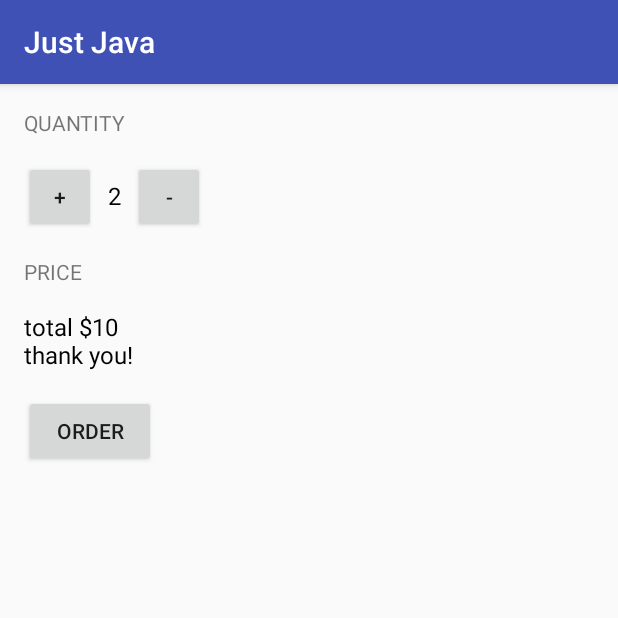
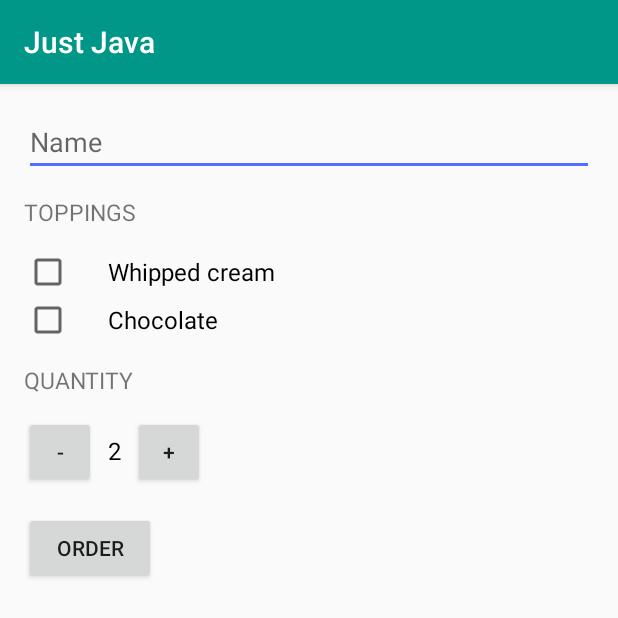
Before and after one commit to KimJunki/JustJava, an Android app: the screen it shows after launch (MainActivity), after a tap on "ORDER", on a phone screen of 412 x 824 dp, the top half of it. Run offline under Robolectric (Android 15) with nearby library versions, the phone set to English and light mode, and no system bars.

Commit message:
lessons3

```diff
--- a/app/src/main/java/com/example/android/justjava/MainActivity.java
+++ b/app/src/main/java/com/example/android/justjava/MainActivity.java
@@ -1,9 +1,15 @@
 package com.example.android.justjava;
 
+import android.content.Intent;
+import android.net.Uri;
 import android.os.Bundle;
 import android.support.v7.app.ActionBarActivity;
+import android.util.Log;
 import android.view.View;
+import android.widget.CheckBox;
+import android.widget.EditText;
 import android.widget.TextView;
+import android.widget.Toast;
 
 import java.text.NumberFormat;
 
@@ -21,11 +27,19 @@ public class MainActivity extends ActionBarActivity {
     }
 
     public void increment(View view) {
+        if (numberOfCoffees == 100) {
+            Toast.makeText(this, "you cannot have more than 100 coffees", Toast.LENGTH_SHORT).show();
+            return;
+        }
         numberOfCoffees= numberOfCoffees + 1;
         display(numberOfCoffees);
     }
 
     public void decrement(View view) {
+        if (numberOfCoffees == 1) {
+            Toast.makeText(this, "you cannot have less than 1 coffees", Toast.LENGTH_SHORT).show();
+            return;
+        }
         numberOfCoffees = numberOfCoffees - 1;
         display(numberOfCoffees);
     }
@@ -34,10 +48,55 @@ public class MainActivity extends ActionBarActivity {
      * This method is called when the order button is clicked.
      */
     public void submitOrder(View view) {
-        int price = numberOfCoffees * 5;
-        String priceMessage = "total $" + price;
-        priceMessage = priceMessage + "\nthank you!";
-        displayMessage(priceMessage);
+        EditText text = (EditText)findViewById(R.id.name_field);
+        String name = text.getText().toString();
+
+        CheckBox chocolateCheckBox = (CheckBox) findViewById(R.id.chocolate_checkbox);
+        boolean hasChocolate = chocolateCheckBox.isChecked();
+        CheckBox whippedCreamCheckBox = (CheckBox) findViewById(R.id.whipped_cream_checkbox);
+        boolean hasWhippedCream = whippedCreamCheckBox.isChecked();
+
+        int price = calculatePrice(hasWhippedCream, hasChocolate);
+        String priceMessage = createOrderSummary(name, price, hasWhippedCream, hasChocolate);
+
+        Intent intent = new Intent(Intent.ACTION_SENDTO);
+        intent.setData(Uri.parse("mailto:")); // only email apps should handle this
+        intent.putExtra(Intent.EXTRA_SUBJECT, "Just Java order for " + name);
+        intent.putExtra(Intent.EXTRA_TEXT, priceMessage);
+        if (intent.resolveActivity(getPackageManager()) != null) {
+            startActivity(intent);
+        }
+    }
+
+    /**
+     * Calculates the price of the order.
+     */
+    private int calculatePrice(boolean addWhippedCream, boolean addChocolate) {
+
+        int basePrice = 5;
+
+        if (addWhippedCream) {
+            basePrice = basePrice + 1;
+        }
+
+        if (addChocolate) {
+            basePrice = basePrice + 2;
+        }
+        int price = numberOfCoffees * basePrice;
+        return price;
+    }
+
+    /**
+     * This method is create ordersummary.
+     */
+    private String createOrderSummary(String name, int price, boolean addWhippedCream, boolean addChocolate) {
+        String priceMessage = "Name : " + name;
+        priceMessage += "Add whipped cream? " + addWhippedCream;
+        priceMessage += "\nAdd chocolate? " + addChocolate;
+        priceMessage += "\nQuantity : " + numberOfCoffees;
+        priceMessage += "\nTotal : $" + price;
+        priceMessage += "\nThank you!";
+        return priceMessage;
     }
 
     /**
@@ -52,16 +111,4 @@ public class MainActivity extends ActionBarActivity {
     /**
      * This method displays the given price on the screen.
      */
-    private void displayPrice(int number) {
-        TextView priceTextView = (TextView) findViewById(R.id.price_text_view);
-        priceTextView.setText(NumberFormat.getCurrencyInstance().format(number));
-    }
-
-    /**
-     * This method displays the given text on the screen.
-     */
-    private void displayMessage(String message) {
-        TextView priceTextView = (TextView) findViewById(R.id.price_text_view);
-        priceTextView.setText(message);
-    }
 }
--- a/app/src/main/res/layout/activity_main.xml
+++ b/app/src/main/res/layout/activity_main.xml
@@ -1,6 +1,11 @@
 <?xml version="1.0" encoding="utf-8"?>
-<LinearLayout xmlns:android="http://schemas.android.com/apk/res/android"
+<ScrollView
+    xmlns:android="http://schemas.android.com/apk/res/android"
     xmlns:tools="http://schemas.android.com/tools"
+    android:layout_height="match_parent"
+    android:layout_width="match_parent">
+
+<LinearLayout
     android:layout_width="match_parent"
     android:layout_height="match_parent"
     android:paddingBottom="@dimen/activity_vertical_margin"
@@ -10,12 +15,37 @@
     android:orientation="vertical"
     tools:context="com.example.android.justjava.MainActivity">
 
+    <EditText
+        android:id="@+id/name_field"
+        android:layout_width="match_parent"
+        android:layout_height="wrap_content"
+        android:hint="Name"
+        android:inputType="textCapWords" />
+
     <TextView
+        style="@style/HeaderTextStyle"
+        android:text="Toppings" />
+
+    <CheckBox
+        android:id="@+id/whipped_cream_checkbox"
         android:layout_width="wrap_content"
         android:layout_height="wrap_content"
-        android:layout_marginBottom="16dp"
-        android:text="Quantity"
-        android:textAllCaps="true"/>
+        android:text="Whipped cream"
+        android:textSize="16sp"
+        android:paddingLeft="24dp" />
+
+    <CheckBox
+        android:id="@+id/chocolate_checkbox"
+        android:layout_width="wrap_content"
+        android:layout_height="wrap_content"
+        android:paddingLeft="24dp"
+        android:text="Chocolate"
+        android:textSize="16sp" />
+
+
+    <TextView
+        style="@style/HeaderTextStyle"
+        android:text="Quantity" />
 
     <LinearLayout
         android:layout_width="wrap_content"
@@ -25,9 +55,10 @@
         <Button
             android:layout_width="48dp"
             android:layout_height="48dp"
-            android:text="+"
+            android:text="-"
             android:layout_marginRight="8dp"
-            android:onClick="increment"/>
+            android:onClick="decrement"/>
+
 
         <TextView
             android:id="@+id/quantity_text_view"
@@ -40,30 +71,16 @@
         <Button
             android:layout_width="48dp"
             android:layout_height="48dp"
-            android:text="-"
+            android:text="+"
             android:layout_marginLeft="8dp"
-            android:onClick="decrement"/>
+            android:onClick="increment"/>
 
     </LinearLayout>
 
 
 
 
-    <TextView
-        android:layout_width="wrap_content"
-        android:layout_height="wrap_content"
-        android:layout_marginBottom="16dp"
-        android:layout_marginTop="16dp"
-        android:text="Price"
-        android:textAllCaps="true"/>
 
-    <TextView
-        android:id="@+id/price_text_view"
-        android:layout_width="wrap_content"
-        android:layout_height="wrap_content"
-        android:text="$10"
-        android:textSize="16sp"
-        android:textColor="@android:color/black"/>
 
     <Button
         android:layout_width="wrap_content"
@@ -75,3 +92,4 @@
 
 
 </LinearLayout>
+</ScrollView>
--- a/app/src/main/res/values/styles.xml
+++ b/app/src/main/res/values/styles.xml
@@ -3,9 +3,17 @@
     <!-- Base application theme. -->
     <style name="AppTheme" parent="Theme.AppCompat.Light.DarkActionBar">
         <!-- Customize your theme here. -->
-        <item name="colorPrimary">@color/colorPrimary</item>
-        <item name="colorPrimaryDark">@color/colorPrimaryDark</item>
-        <item name="colorAccent">@color/colorAccent</item>
+        <item name="colorPrimary">#009688</item>
+        <item name="colorPrimaryDark">#00796B</item>
+        <item name="colorAccent">#536DFE</item>
     </style>
 
+    <!-- Style for a header Textview -->
+    <style name="HeaderTextStyle">
+        <item name="android:layout_width">wrap_content</item>
+        <item name="android:layout_height">48dp</item>
+        <item name="android:gravity">center_vertical</item>
+        <item name="android:textSize">15sp</item>
+        <item name="android:textAllCaps">true</item>
+    </style>
 </resources>
```
